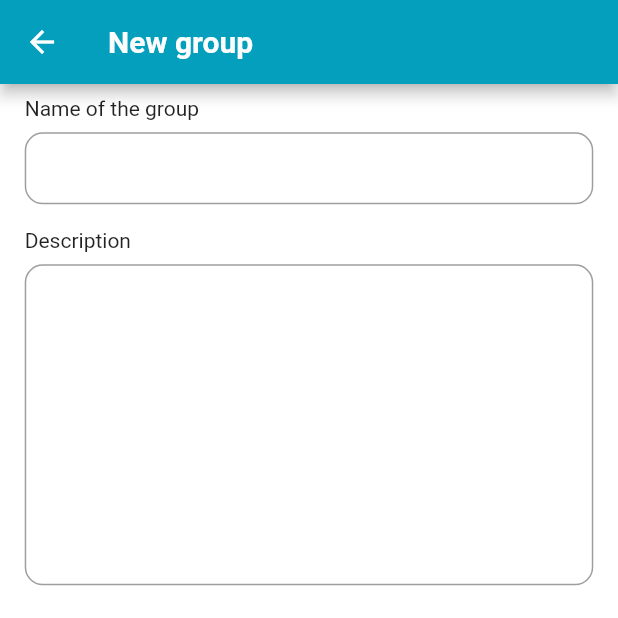
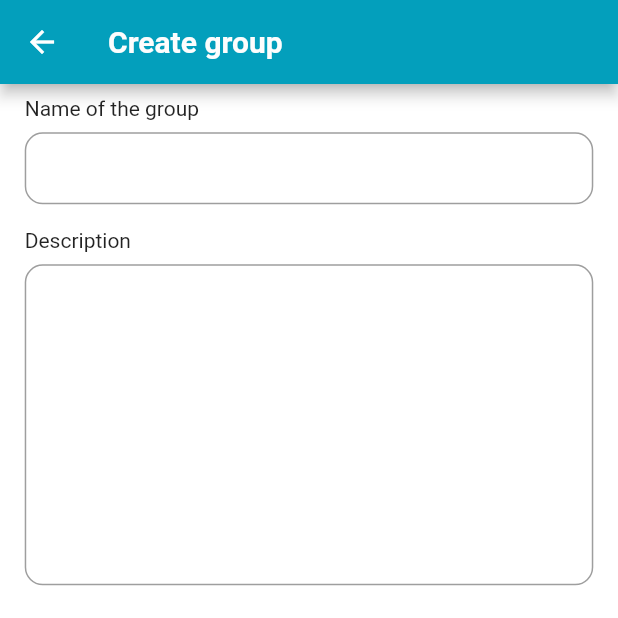
Before and after one commit to hoangcongminh/exchange_language_mobile, a Flutter app: the CreateGroupScreen screen opened by its route, on a phone screen of 412 x 824 dp, the top half of it. Run offline on Flutter 3.47's test engine with Material 2 defaults, Android fonts, the phone set to English and light mode, and no system bars; our stand-ins replace cached_network_image, dartz, dio, equatable, flutter_bloc, flutter_image_compress and 10 more; missing offline and left inert: comment_tree, flutter_quill, translator; accounts and stored records are empty; generated files the repository leaves out were written again; project files that could hold a hidden picture were left out.

Commit message:
update group ui | implement create blog bloc

```diff
--- a/lib/common/l10n/arbs/app_vi.arb
+++ b/lib/common/l10n/arbs/app_vi.arb
@@ -28,5 +28,9 @@
     "updateInfo": "Cập nhật thông tin",
     "result": "Kết quả",
     "teacher": "Giáo viên",
-    "learner": "Học viên"
+    "learner": "Học viên",
+
+     "createGroup": "Tạo nhóm mới",
+     "nameOfTheGroup": "Tên nhóm",
+     "description": "Mô tả"
 }
--- a/lib/data/repositories/blog_repository_impl.dart
+++ b/lib/data/repositories/blog_repository_impl.dart
@@ -22,4 +22,10 @@ class BlogRepositoryImpl implements BlogRepository {
       return Left(ServerFailure(e.toString()));
     }
   }
+
+  @override
+  Future<Either<Failure, String>> fetchBlogs() {
+    // TODO: implement getBlogs
+    throw UnimplementedError();
+  }
 }
--- a/lib/domain/repository/blog_repository.dart
+++ b/lib/domain/repository/blog_repository.dart
@@ -4,4 +4,6 @@ import '../../data/failure.dart';
 
 abstract class BlogRepository {
   Future<Either<Failure, String>> createBlog();
+
+  Future<Either<Failure, String>> fetchBlogs();
 }
--- a/lib/presentation/common/app_bloc.dart
+++ b/lib/presentation/common/app_bloc.dart
@@ -11,6 +11,7 @@ import '../features/authenticate/bloc/authenticate_bloc.dart';
 import '../features/blog/bloc/blog_bloc.dart';
 import '../features/chat/bloc/chat_bloc.dart';
 import '../features/conversation/bloc/conversation_bloc.dart';
+import '../features/create-blog/bloc/create_blog_bloc.dart';
 import '../features/dashboard/bloc/dashboard_bloc.dart';
 import '../features/filter/bloc/filter_bloc.dart';
 import '../features/group/bloc/group_bloc.dart';
@@ -31,7 +32,9 @@ class AppBloc {
   static final filterBloc =
       FilterBloc(LanguageRepositoryImpl(), FilterRepositoryImpl());
   static final groupBloc = GroupBloc(GroupRepositoryImpl());
-  static final blogBloc = BlogBloc(BlogRepositoryImpl());
+  static final blogBloc = BlogBloc(BlogRepositoryImpl(), MediaRepositoryImpl());
+  static final createBlogBloc =
+      CreateBlogBloc(BlogRepositoryImpl(), MediaRepositoryImpl());
   static final updateProfileInfoBloc = UpdateProfileInfoBloc();
 
   static final List<BlocProvider> providers = [
@@ -65,6 +68,9 @@ class AppBloc {
     BlocProvider<BlogBloc>(
       create: (context) => blogBloc,
     ),
+    BlocProvider<CreateBlogBloc>(
+      create: (context) => createBlogBloc,
+    ),
     BlocProvider<UpdateProfileInfoBloc>(
       create: (context) => updateProfileInfoBloc,
     ),
--- a/lib/presentation/features/blog/bloc/blog_bloc.dart
+++ b/lib/presentation/features/blog/bloc/blog_bloc.dart
@@ -2,14 +2,16 @@ import 'package:equatable/equatable.dart';
 import 'package:flutter_bloc/flutter_bloc.dart';
 
 import '../../../../domain/repository/blog_repository.dart';
+import '../../../../domain/repository/media_repository.dart';
 
 part 'blog_event.dart';
 part 'blog_state.dart';
 
 class BlogBloc extends Bloc<BlogEvent, BlogState> {
-  BlogBloc(this.blogRepository) : super(BlogInitial()) {
+  BlogBloc(this._blogRepository, this._mediaRepository) : super(BlogInitial()) {
     on<BlogEvent>((event, emit) {});
   }
 
-  BlogRepository blogRepository;
+  final BlogRepository _blogRepository;
+  final MediaRepository _mediaRepository;
 }
--- a/lib/presentation/features/blog/bloc/blog_event.dart
+++ b/lib/presentation/features/blog/bloc/blog_event.dart
@@ -6,3 +6,5 @@ abstract class BlogEvent extends Equatable {
   @override
   List<Object> get props => [];
 }
+
+class FetchBlogsEvent extends BlogEvent {}
--- /dev/null
+++ b/lib/presentation/features/create-blog/bloc/create_blog_bloc.dart
@@ -0,0 +1,47 @@
+import 'dart:io';
+
+import 'package:dartz/dartz.dart';
+import 'package:equatable/equatable.dart';
+import 'package:flutter_bloc/flutter_bloc.dart';
+
+import '../../../../data/failure.dart';
+import '../../../../domain/entities/media.dart';
+import '../../../../domain/repository/blog_repository.dart';
+import '../../../../domain/repository/media_repository.dart';
+
+part 'create_blog_event.dart';
+part 'create_blog_state.dart';
+
+class CreateBlogBloc extends Bloc<CreateBlogEvent, CreateBlogState> {
+  CreateBlogBloc(this._blogRepository, this._mediaRepository)
+      : super(CreateBlogInitial()) {
+    on<CreateBlogEvent>((event, emit) {});
+    on<CreateNewBlogEvent>(_createBlog);
+  }
+
+  Future<void> _createBlog(
+      CreateNewBlogEvent event, Emitter<CreateBlogState> emit) async {
+    emit(CreateBlogLoading());
+    await Future.delayed(const Duration(seconds: 5));
+    if (event.thubmnail == null) {
+      emit(const CreateBlogFailure(error: 'Invalid image'));
+    } else {
+      Either<Failure, Media> imageResult =
+          await _mediaRepository.uploadImage(event.thubmnail!);
+      await imageResult.fold(
+        (failure) {
+          emit(CreateBlogFailure(error: failure.message));
+        },
+        (thubmnail) async {},
+      );
+    }
+    // return _blogRepository.createBlog().then((value) {
+    //   emit(BlogLoaded());
+    // }).catchError((error) {
+    //   emit(BlogError(error: error));
+    // });
+  }
+
+  final BlogRepository _blogRepository;
+  final MediaRepository _mediaRepository;
+}
--- a/lib/presentation/features/group/pages/create_group_screen.dart
+++ b/lib/presentation/features/group/pages/create_group_screen.dart
@@ -1,3 +1,4 @@
+import 'package:exchange_language_mobile/common/l10n/l10n.dart';
 import 'package:flutter/material.dart';
 import 'package:sizer/sizer.dart';
 
@@ -9,9 +10,10 @@ class CreateGroupScreen extends StatelessWidget {
 
   @override
   Widget build(BuildContext context) {
+    final l10n = context.l10n;
     return Scaffold(
       appBar: AppBar(
-        title: const Text('New group'),
+        title: Text(l10n.createGroup),
       ),
       body: SafeArea(
         child: Padding(
@@ -20,11 +22,11 @@ class CreateGroupScreen extends StatelessWidget {
           child: Column(
             crossAxisAlignment: CrossAxisAlignment.stretch,
             children: [
-              const Text('Name of the group'),
+              Text(l10n.nameOfTheGroup),
               const SizedBox(height: 8),
               const TextfieldWidget(),
               const SizedBox(height: 16),
-              const Text('Description'),
+              Text(l10n.description),
               const SizedBox(height: 8),
               const TextfieldWidget(
                 minLines: 10,
@@ -33,7 +35,7 @@ class CreateGroupScreen extends StatelessWidget {
               ),
               const Spacer(),
               AppButtonWidget(
-                label: const Text('Create group'),
+                label: Text(l10n.createGroup),
                 onPressed: () {},
               ),
             ],
--- a/lib/presentation/features/group/pages/post_detail_screen.dart
+++ b/lib/presentation/features/group/pages/post_detail_screen.dart
@@ -152,7 +152,7 @@ class CommentItem extends StatelessWidget {
                 const SizedBox(
                   width: 24,
                 ),
-                GestureDetector(onTap: () {}, child: const Text('Like')),
+                GestureDetector(onTap: () {}, child: const Text('Reply')),
               ],
             ),
           ),
--- a/lib/presentation/features/group/widget/group_item.dart
+++ b/lib/presentation/features/group/widget/group_item.dart
@@ -40,8 +40,6 @@ class GroupItem extends StatelessWidget {
                     const Icon(Icons.people),
                     const Text('34'),
                     SizedBox(width: 10.sp),
-                    const Icon(Icons.chat_bubble_rounded),
-                    const Text('4'),
                     const Spacer(),
                     AppButtonWidget(
                       label: Text(l10n.join),
--- a/lib/presentation/features/notification/widgets/notification_item.dart
+++ b/lib/presentation/features/notification/widgets/notification_item.dart
@@ -21,7 +21,7 @@ class NotificationItem extends StatelessWidget {
       // Specify a key if the Slidable is dismissible.
       key: const ValueKey(0),
       endActionPane: ActionPane(
-        motion: ScrollMotion(),
+        motion: const ScrollMotion(),
         children: [
           SlidableAction(
             onPressed: (context) {},
--- a/lib/routes/app_pages.dart
+++ b/lib/routes/app_pages.dart
@@ -6,7 +6,7 @@ import '../presentation/features/authenticate/pages/forgot_password_screen.dart'
 import '../presentation/features/authenticate/pages/login_screen.dart';
 import '../presentation/features/authenticate/pages/register_screen.dart';
 import '../presentation/features/blog/pages/blog_detail_screeen.dart';
-import '../presentation/features/blog/pages/create_blog_screen.dart';
+import '../presentation/features/create-blog/pages/create_blog_screen.dart';
 import '../presentation/features/conversation/pages/conversation_screen.dart';
 import '../presentation/features/dashboard/pages/dashboard_screen.dart';
 import '../presentation/features/filter/pages/result_screen.dart';
```
Also changed, not shown: lib/common/l10n/arbs/app_en.arb (+12 -0 lines), lib/presentation/features/blog/pages/create_blog_screen.dart (deleted, +0 -135 lines), lib/presentation/features/create-blog/bloc/create_blog_event.dart (added, +20 -0 lines), lib/presentation/features/create-blog/bloc/create_blog_state.dart (added, +23 -0 lines), lib/presentation/features/create-blog/pages/create_blog_screen.dart (added, +176 -0 lines), lib/presentation/features/group/pages/group_detail.dart (+23 -11 lines), lib/presentation/features/blog/bloc/blog_state.dart (line endings or trailing spaces).
